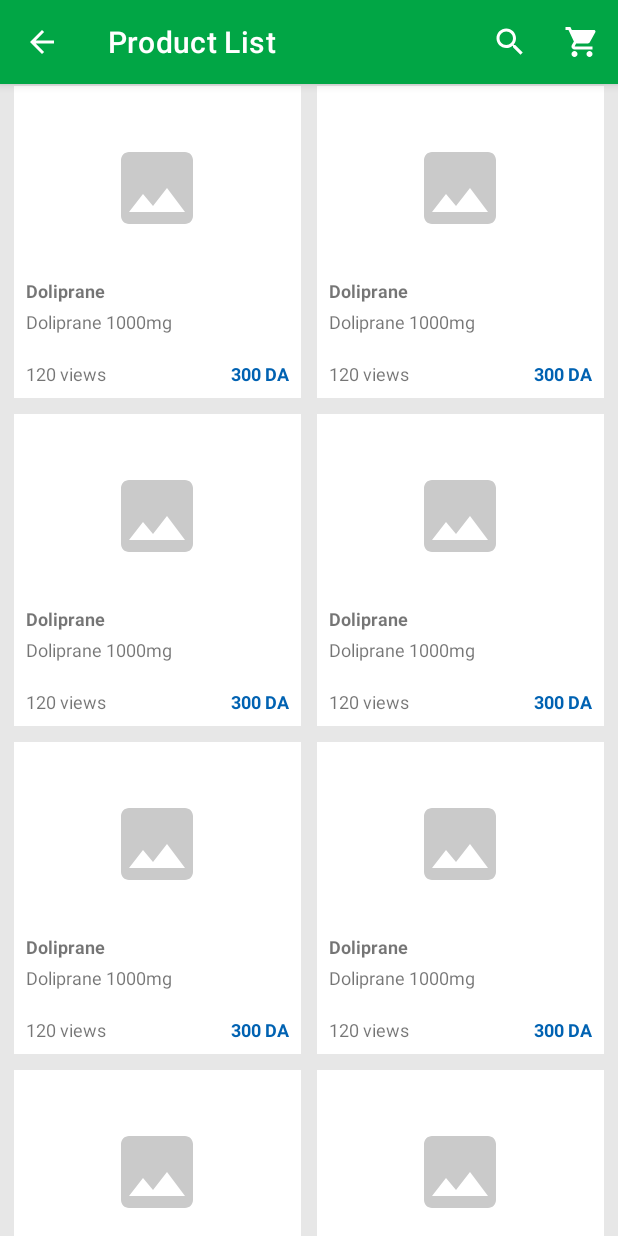
After one commit to DonaldNyagwande/TechLabEcommerce, an Android app: the ProductListActivity screen opened directly, with no data from a screen before it, on a phone screen of 412 x 824 dp. The commit adds this screen. Run offline under Robolectric (Android 15) with nearby library versions, the phone set to English and light mode, and no system bars; our stand-ins replace ButterKnife, Picasso, Shimmer; pictures from the network do not load.

Commit message:
add product list

```diff
--- a/app/src/main/AndroidManifest.xml
+++ b/app/src/main/AndroidManifest.xml
@@ -19,6 +19,9 @@
         android:usesCleartextTraffic="true"
         tools:targetApi="31">
         <activity
+            android:name=".ProductListActivity"
+            android:exported="false" />
+        <activity
             android:name=".AboutActivity"
             android:exported="false" />
         <activity
--- /dev/null
+++ b/app/src/main/java/com/mobidal/pharmacynamoune/ProductListActivity.java
@@ -0,0 +1,138 @@
+package com.mobidal.pharmacynamoune;
+
+import androidx.annotation.NonNull;
+import androidx.appcompat.app.AppCompatActivity;
+import androidx.appcompat.widget.SearchView;
+import androidx.appcompat.widget.Toolbar;
+import androidx.recyclerview.widget.GridLayoutManager;
+import androidx.recyclerview.widget.RecyclerView;
+
+import android.content.Intent;
+import android.os.Bundle;
+import android.view.Menu;
+import android.view.MenuItem;
+import android.view.View;
+import android.widget.Toast;
+
+import com.mobidal.pharmacynamoune.adapter.ProductAdapter;
+import com.mobidal.pharmacynamoune.helper.GridSpacingItemDecoration;
+import com.mobidal.pharmacynamoune.model.Product;
+
+import java.util.ArrayList;
+import java.util.List;
+
+import butterknife.BindView;
+import butterknife.ButterKnife;
+
+public class ProductListActivity extends AppCompatActivity implements ProductAdapter.OnProductClickListener {
+
+    public static final String EXTRA_CATEGORY_ID = "extra_category_id";
+
+    @BindView(R.id.tb_main) Toolbar mToolbar;
+    @BindView(R.id.v_main) View mMainView;
+
+    @BindView(R.id.rv_product) RecyclerView mProductRecyclerView;
+
+    ProductAdapter mProductAdapter;
+
+    @Override
+    protected void onCreate(Bundle savedInstanceState) {
+        super.onCreate(savedInstanceState);
+        setContentView(R.layout.activity_product_list);
+
+        // Bind Views
+        ButterKnife.bind(this);
+
+        // setup the {@link Toolbar}
+        setupToolbar();
+
+        // setup {@Product} list
+        setupProductList();
+        // Load {@Product} list
+        loadProductList(getIntent());
+    }
+
+    @Override
+    public boolean onCreateOptionsMenu(Menu menu) {
+        getMenuInflater().inflate(R.menu.main, menu);
+
+        return true;
+    }
+
+    @Override
+    public boolean onOptionsItemSelected(@NonNull MenuItem item) {
+        int itemId = item.getItemId();
+
+        switch (itemId) {
+            case android.R.id.home:
+                finish();
+                return true;
+        }
+
+        return super.onOptionsItemSelected(item);
+    }
+
+    private void setupToolbar() {
+        setSupportActionBar(mToolbar);
+        getSupportActionBar().setDisplayHomeAsUpEnabled(true);
+        getSupportActionBar().setDisplayShowHomeEnabled(true);
+        getSupportActionBar().setTitle(R.string.product_list);
+    }
+
+    private void setupProductList() {
+        GridLayoutManager gridLayoutManager =
+                new GridLayoutManager(this, 2);
+
+        mProductAdapter =
+                new ProductAdapter(this, null, this);
+        mProductAdapter.setShimmerItemCount(8);
+
+        // Create {@link RecyclerView.ItemDecoration}
+        int spacingInPixel =
+                getResources().getDimensionPixelSize(R.dimen.grid_product_spacing);
+        GridSpacingItemDecoration gridSpacingItemDecoration =
+                new GridSpacingItemDecoration(2, spacingInPixel, false);
+
+        mProductRecyclerView.setLayoutManager(gridLayoutManager);
+        mProductRecyclerView.setAdapter(mProductAdapter);
+        mProductRecyclerView.addItemDecoration(gridSpacingItemDecoration);
+    }
+
+    private void loadProductList(Intent intent) {
+        // TODO load product list
+        if (intent != null) {
+            if (intent.hasExtra(EXTRA_CATEGORY_ID)) {
+
+            }
+
+            Product product =
+                    new Product(1, "Doliprane", "Doliprane 1000mg",
+                            "Douleurs et fievre", 300,
+                            "https://www.pharma-medicaments.com/wp-content/uploads/2022/01/3304746.jpg",
+                            null, 120, null);
+
+            List<Product> productList = new ArrayList<>();
+
+            productList.add(product);
+            productList.add(product);
+            productList.add(product);
+            productList.add(product);
+            productList.add(product);
+            productList.add(product);
+            productList.add(product);
+            productList.add(product);
+
+            mProductAdapter.setLoading(false);
+            mProductAdapter.setAll(productList);
+
+            mProductRecyclerView.setAdapter(null);
+            mProductRecyclerView.setAdapter(mProductAdapter);
+
+        }
+    }
+
+    @Override
+    public void onProductClicked(Product product) {
+
+    }
+}
--- a/app/src/main/java/com/mobidal/pharmacynamoune/fragment/CategoryFragment.java
+++ b/app/src/main/java/com/mobidal/pharmacynamoune/fragment/CategoryFragment.java
@@ -1,6 +1,7 @@
 package com.mobidal.pharmacynamoune.fragment;
 
 import android.content.Context;
+import android.content.Intent;
 import android.os.Bundle;
 import android.view.LayoutInflater;
 import android.view.View;
@@ -12,6 +13,7 @@ import androidx.fragment.app.Fragment;
 import androidx.recyclerview.widget.LinearLayoutManager;
 import androidx.recyclerview.widget.RecyclerView;
 
+import com.mobidal.pharmacynamoune.ProductListActivity;
 import com.mobidal.pharmacynamoune.R;
 import com.mobidal.pharmacynamoune.adapter.PrimaryCategoryAdapter;
 import com.mobidal.pharmacynamoune.adapter.SecondaryCategoryAdapter;
@@ -106,11 +108,19 @@ public class CategoryFragment extends Fragment implements PrimaryCategoryAdapter
 
     @Override
     public void onPrimaryCategoryClicked(Category category) {
+        Intent intent = new Intent(mContext, ProductListActivity.class);
 
+        intent.putExtra(ProductListActivity.EXTRA_CATEGORY_ID, category.getId());
+
+        startActivity(intent);
     }
 
     @Override
-    public void onSecondaryCategoryClicked(Category secondaryCategory) {
+    public void onSecondaryCategoryClicked(Category category) {
+        Intent intent = new Intent(mContext, ProductListActivity.class);
 
+        intent.putExtra(ProductListActivity.EXTRA_CATEGORY_ID, category.getId());
+
+        startActivity(intent);
     }
 }
--- a/app/src/main/java/com/mobidal/pharmacynamoune/fragment/HomeFragment.java
+++ b/app/src/main/java/com/mobidal/pharmacynamoune/fragment/HomeFragment.java
@@ -1,6 +1,7 @@
 package com.mobidal.pharmacynamoune.fragment;
 
 import android.content.Context;
+import android.content.Intent;
 import android.os.Bundle;
 import android.view.LayoutInflater;
 import android.view.View;
@@ -13,6 +14,7 @@ import androidx.recyclerview.widget.GridLayoutManager;
 import androidx.recyclerview.widget.LinearLayoutManager;
 import androidx.recyclerview.widget.RecyclerView;
 
+import com.mobidal.pharmacynamoune.ProductListActivity;
 import com.mobidal.pharmacynamoune.R;
 import com.mobidal.pharmacynamoune.adapter.IntroCategoryAdapter;
 import com.mobidal.pharmacynamoune.adapter.ProductAdapter;
@@ -161,8 +163,12 @@ public class HomeFragment extends Fragment implements SecondaryCategoryAdapter.O
     }
 
     @Override
-    public void onSecondaryCategoryClicked(Category secondaryCategory) {
+    public void onSecondaryCategoryClicked(Category category) {
+        Intent intent = new Intent(mContext, ProductListActivity.class);
 
+        intent.putExtra(ProductListActivity.EXTRA_CATEGORY_ID, category.getId());
+
+        startActivity(intent);
     }
 
     @Override
@@ -172,6 +178,10 @@ public class HomeFragment extends Fragment implements SecondaryCategoryAdapter.O
 
     @Override
     public void onViewAllClicked(IntroCategory category) {
+        Intent intent = new Intent(mContext, ProductListActivity.class);
 
+        intent.putExtra(ProductListActivity.EXTRA_CATEGORY_ID, category.getId());
+
+        startActivity(intent);
     }
 }
--- /dev/null
+++ b/app/src/main/res/layout/activity_product_list.xml
@@ -0,0 +1,49 @@
+<?xml version="1.0" encoding="utf-8"?>
+<androidx.constraintlayout.widget.ConstraintLayout xmlns:android="http://schemas.android.com/apk/res/android"
+    xmlns:app="http://schemas.android.com/apk/res-auto"
+    xmlns:tools="http://schemas.android.com/tools"
+    android:layout_width="match_parent"
+    android:layout_height="match_parent"
+    tools:context=".ProductListActivity">
+
+    <include
+        layout="@layout/partial_toolbar"
+        app:layout_constraintEnd_toEndOf="parent"
+        app:layout_constraintStart_toStartOf="parent"
+        app:layout_constraintTop_toTopOf="parent" />
+
+    <androidx.core.widget.NestedScrollView
+        android:id="@+id/v_main"
+        android:layout_width="match_parent"
+        android:layout_height="0dp"
+        android:fillViewport="true"
+        android:background="@color/primaryBackgroundColor"
+        app:layout_constraintBottom_toBottomOf="parent"
+        app:layout_constraintEnd_toEndOf="parent"
+        app:layout_constraintStart_toStartOf="parent"
+        app:layout_constraintTop_toBottomOf="@id/apl_main">
+
+        <androidx.constraintlayout.widget.ConstraintLayout
+            android:layout_width="match_parent"
+            android:layout_height="match_parent">
+
+            <androidx.recyclerview.widget.RecyclerView
+                android:id="@+id/rv_product"
+                android:layout_width="match_parent"
+                android:layout_height="wrap_content"
+                android:layout_margin="8dp"
+                app:layout_constraintBottom_toBottomOf="parent"
+                app:layout_constraintEnd_toEndOf="parent"
+                app:layout_constraintStart_toStartOf="parent"
+                app:layout_constraintTop_toTopOf="parent"
+                app:layout_constraintVertical_bias="0.0"
+                tools:itemCount="2"
+                tools:layoutManager="androidx.recyclerview.widget.GridLayoutManager"
+                tools:listitem="@layout/item_product"
+                tools:spanCount="2" />
+
+        </androidx.constraintlayout.widget.ConstraintLayout>
+
+    </androidx.core.widget.NestedScrollView>
+
+</androidx.constraintlayout.widget.ConstraintLayout>
--- a/app/src/main/res/values/dimens.xml
+++ b/app/src/main/res/values/dimens.xml
@@ -4,4 +4,5 @@
     <dimen name="grid_intro_category_spacing">8dp</dimen>
     <dimen name="grid_secondary_category_spacing">8dp</dimen>
     <dimen name="grid_primary_category_spacing">16dp</dimen>
+    <dimen name="grid_product_spacing">8dp</dimen>
 </resources>
--- a/app/src/main/res/values/strings.xml
+++ b/app/src/main/res/values/strings.xml
@@ -34,5 +34,6 @@
     <string name="company">Company</string>
     <string name="mail">E-mail</string>
     <string name="version">Version</string>
+    <string name="product_list">Product List</string>
 
 </resources>
```
